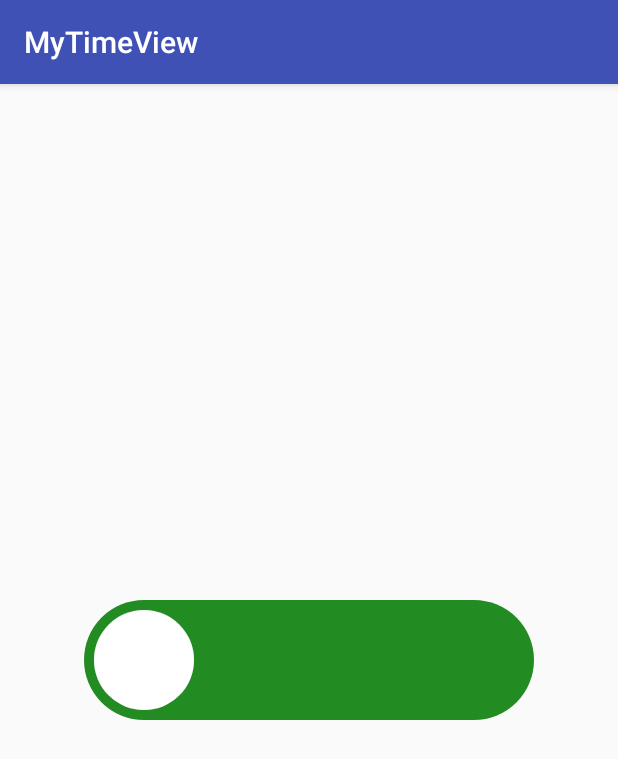
After one commit to Wzeqiu/MyTimeView, an Android app: the SwitchActivity screen opened directly, with no data from a screen before it, on a phone screen of 412 x 824 dp. The commit adds this screen. Shown: the top 759 px of the screen. Run offline under Robolectric (Android 15) with nearby library versions, the phone set to English and light mode, and no system bars.

Commit message:
定义 Switch

```diff
--- a/app/src/main/AndroidManifest.xml
+++ b/app/src/main/AndroidManifest.xml
@@ -21,6 +21,8 @@
         </activity>
         <activity android:name=".RadarActivity">
         </activity>
+        <activity android:name=".SwitchActivity">
+        </activity>
     </application>
 
 </manifest>
--- a/app/src/main/java/com/example/wangzeqiu/mytimeview/MainActivity.java
+++ b/app/src/main/java/com/example/wangzeqiu/mytimeview/MainActivity.java
@@ -15,6 +15,7 @@ public class MainActivity extends AppCompatActivity implements View.OnClickListe
         findViewById(R.id.button).setOnClickListener(this);
         findViewById(R.id.button2).setOnClickListener(this);
         findViewById(R.id.button3).setOnClickListener(this);
+        findViewById(R.id.button4).setOnClickListener(this);
 
 
     }
@@ -32,6 +33,9 @@ public class MainActivity extends AppCompatActivity implements View.OnClickListe
             case R.id.button3:
                 startActivity(new Intent(this, RadarActivity.class));
                 break;
+            case R.id.button4:
+                startActivity(new Intent(this, SwitchActivity.class));
+                break;
         }
 
     }
--- /dev/null
+++ b/app/src/main/java/com/example/wangzeqiu/mytimeview/SwitchActivity.java
@@ -0,0 +1,36 @@
+package com.example.wangzeqiu.mytimeview;
+
+import android.os.Bundle;
+import android.support.v7.app.AppCompatActivity;
+import android.widget.Toast;
+
+import com.example.wangzeqiu.mytimeview.views.MySwitch;
+
+public class SwitchActivity extends AppCompatActivity implements MySwitch.OnCheckedChangeListener {
+
+    MySwitch mMySwitch;
+
+    @Override
+    protected void onCreate(Bundle savedInstanceState) {
+        super.onCreate(savedInstanceState);
+        setContentView(R.layout.activity_switch);
+        mMySwitch = (MySwitch) findViewById(R.id.mySwitch);
+        mMySwitch.setOnCheckedChangeWidgetListener(this);
+
+        mMySwitch.postDelayed(new Runnable() {
+            @Override
+            public void run() {
+
+                mMySwitch.setChecked(false);
+            }
+        },2000);
+
+
+    }
+
+    @Override
+    public void onCheckedChanged(boolean isOpen) {
+        Toast.makeText(this, isOpen + "", Toast.LENGTH_SHORT).show();
+
+    }
+}
--- /dev/null
+++ b/app/src/main/java/com/example/wangzeqiu/mytimeview/views/MySwitch.java
@@ -0,0 +1,221 @@
+package com.example.wangzeqiu.mytimeview.views;
+
+import android.animation.Animator;
+import android.animation.PropertyValuesHolder;
+import android.animation.ValueAnimator;
+import android.content.Context;
+import android.graphics.Canvas;
+import android.graphics.Color;
+import android.graphics.Paint;
+import android.graphics.RectF;
+import android.support.annotation.ColorRes;
+import android.support.annotation.Nullable;
+import android.util.AttributeSet;
+import android.view.MotionEvent;
+import android.view.View;
+import android.view.animation.DecelerateInterpolator;
+import android.widget.Checkable;
+
+
+/**
+ * Created by WangZeQiu on 2017/2/10.
+ */
+
+public class MySwitch extends View implements Checkable {
+
+
+    private Paint mPaint;           //绘制椭圆
+    private Paint mPaint1;          //绘制阴影层
+    private Paint mPaint2;          //绘制圆
+
+    private int width;              //可展示内容的宽度
+    private int height;             //可展示内容的高度
+    private int fillet;             //四个圆角的半径
+    private int radius;             //圆的半径
+    private int spacing = 10;        //圆与外层椭圆的间距
+    private int centerCircleX;      //圆的X轴坐标
+    private int centerCircleY;      //圆的Y轴坐标
+    private int alpha = 255;        //椭圆的透明度
+    private int minAlpha = 96;      //阴影层最小的透明度
+    private int maxAlpha = 200;     //阴影层最大的透明度
+    private boolean isEnd = true;   //动画是否结束
+    private boolean isChecked = true;  //选中状态
+    private int color = 0xFF228B22; //颜色
+    private int DURATION_TIME = 5000;  //动画时间
+
+    private OnCheckedChangeListener mChangeListener;
+    private ValueAnimator animator;
+
+
+    public MySwitch(Context context) {
+        this(context, null);
+    }
+
+    public MySwitch(Context context, AttributeSet attrs) {
+        this(context, attrs, 0);
+    }
+
+    public MySwitch(Context context, AttributeSet attrs, int defStyleAttr) {
+        super(context, attrs, defStyleAttr);
+
+
+        init();
+    }
+
+    void init() {
+
+
+        //椭圆画笔
+        mPaint = new Paint(Paint.ANTI_ALIAS_FLAG);
+        mPaint.setStyle(Paint.Style.FILL);
+        mPaint.setStrokeWidth(1);
+        mPaint.setColor(color);
+        //阴影画笔
+        mPaint1 = new Paint(Paint.ANTI_ALIAS_FLAG);
+        mPaint1.setStyle(Paint.Style.FILL);
+        mPaint1.setStrokeWidth(1);
+        mPaint1.setColor(Color.WHITE);
+        //圆的画笔
+        mPaint2 = new Paint(Paint.ANTI_ALIAS_FLAG);
+        mPaint2.setStyle(Paint.Style.FILL);
+        mPaint2.setStrokeWidth(1);
+        mPaint2.setColor(Color.WHITE);
+
+
+    }
+
+    @Override
+    protected void onMeasure(int widthMeasureSpec, int heightMeasureSpec) {
+        super.onMeasure(widthMeasureSpec, heightMeasureSpec);
+
+        width = MeasureSpec.getSize(widthMeasureSpec) - getPaddingLeft() - getPaddingRight();
+        height = MeasureSpec.getSize(heightMeasureSpec) - getPaddingTop() - getPaddingBottom();
+
+        fillet = height >> 1;
+        radius = (height >> 1) - spacing;
+        centerCircleX = centerCircleY = fillet;
+    }
+
+    @Override
+    protected void onDraw(Canvas canvas) {
+        super.onDraw(canvas);
+
+        //绘制椭圆
+        RectF rect = new RectF(0, 0, width, height);
+        canvas.drawRoundRect(rect, fillet, fillet, mPaint);
+
+        //绘制阴影层
+        mPaint1.setColor(Color.WHITE);
+        mPaint1.setAlpha(255);
+        RectF rect1 = new RectF(spacing, spacing, isChecked ? centerCircleX + fillet - spacing : centerCircleX == fillet ? width - spacing : centerCircleX + radius, height - spacing);
+        canvas.drawRoundRect(rect1, fillet, fillet, mPaint1);
+        mPaint1.setColor(color);
+        mPaint1.setAlpha(isChecked ? alpha : centerCircleX == fillet ? minAlpha : alpha);
+        canvas.drawRoundRect(rect1, fillet, fillet, mPaint1);
+        //圆
+        canvas.drawCircle(isChecked ? centerCircleX : centerCircleX == fillet ? width - fillet : centerCircleX, centerCircleY, radius, mPaint2);
+    }
+
+    @Override
+    public boolean onTouchEvent(MotionEvent event) {
+        switch (event.getAction()) {
+            case MotionEvent.ACTION_DOWN:
+                if (isEnd) {
+                    startAnimator();
+                    isEnd = false;
+                }
+                break;
+        }
+        return super.onTouchEvent(event);
+    }
+
+    private void startAnimator() {
+        PropertyValuesHolder holder = PropertyValuesHolder.ofInt("scrollX", isChecked ? fillet : width - fillet, isChecked ? width - fillet : fillet);
+        PropertyValuesHolder holder1 = PropertyValuesHolder.ofInt("alpha", isChecked ? maxAlpha : minAlpha, isChecked ? minAlpha : maxAlpha);
+        animator = ValueAnimator.ofPropertyValuesHolder(holder, holder1);
+        animator.setDuration(DURATION_TIME);
+        animator.setInterpolator(new DecelerateInterpolator());
+        animator.addUpdateListener(new ValueAnimator.AnimatorUpdateListener() {
+            @Override
+            public void onAnimationUpdate(ValueAnimator animation) {
+                int scrollX = (int) animation.getAnimatedValue("scrollX");
+                int alpha1 = (int) animation.getAnimatedValue("alpha");
+                alpha = alpha1;
+                centerCircleX = scrollX;
+                invalidate();
+            }
+        });
+        animator.addListener(new Animator.AnimatorListener() {
+            @Override
+            public void onAnimationStart(Animator animation) {
+
+            }
+
+            @Override
+            public void onAnimationEnd(Animator animation) {
+                isEnd = true;
+                isChecked = !isChecked;
+                if (mChangeListener != null) {
+                    mChangeListener.onCheckedChanged(isChecked);
+                }
+            }
+
+            @Override
+            public void onAnimationCancel(Animator animation) {
+
+            }
+
+            @Override
+            public void onAnimationRepeat(Animator animation) {
+
+            }
+        });
+        animator.start();
+    }
+
+    private void cancelAnimation() {
+        if (animator != null) {
+            animator.cancel();
+        }
+    }
+
+    public void setColor(@ColorRes int color) {
+        this.color = color;
+    }
+
+
+    public void setOnCheckedChangeWidgetListener(@Nullable OnCheckedChangeListener onCheckedChangeListener) {
+        this.mChangeListener = onCheckedChangeListener;
+    }
+
+    public interface OnCheckedChangeListener {
+        void onCheckedChanged(boolean isOpen);
+    }
+
+    @Override
+    public void setChecked(boolean checked) {
+        isChecked = checked;
+        if (isAttachedToWindow() && isLaidOut()) {
+//            if (isEnd) {
+//                startAnimator();
+//            }
+        } else {
+            cancelAnimation();
+            this.isChecked = checked;
+
+        }
+        invalidate();
+    }
+
+    @Override
+    public boolean isChecked() {
+        return isChecked;
+    }
+
+    @Override
+    public void toggle() {
+
+    }
+
+
+}
--- a/app/src/main/res/layout/activity_main.xml
+++ b/app/src/main/res/layout/activity_main.xml
@@ -26,4 +26,10 @@
         android:layout_width="match_parent"
         android:layout_height="wrap_content"
         android:text="雷达"/>
+
+    <Button
+        android:id="@+id/button4"
+        android:layout_width="match_parent"
+        android:layout_height="wrap_content"
+        android:text="Switch"/>
 </LinearLayout>
--- /dev/null
+++ b/app/src/main/res/layout/activity_switch.xml
@@ -0,0 +1,21 @@
+<?xml version="1.0" encoding="utf-8"?>
+<LinearLayout
+    xmlns:android="http://schemas.android.com/apk/res/android"
+    xmlns:switch="http://schemas.android.com/apk/res-auto"
+    xmlns:tools="http://schemas.android.com/tools"
+    android:id="@+id/activity_switch"
+    android:layout_width="match_parent"
+    android:layout_height="match_parent"
+    android:gravity="center"
+    android:orientation="vertical"
+    tools:context="com.example.wangzeqiu.mytimeview.SwitchActivity">
+
+
+
+    <com.example.wangzeqiu.mytimeview.views.MySwitch
+        android:id="@+id/mySwitch"
+        android:layout_width="300dp"
+        android:layout_height="80dp"
+        switch:bag_color="@color/colorAccent"/>
+
+</LinearLayout>
```
Also changed, not shown: app/src/main/res/values/attrs.xml (added, +8 -0 lines).
